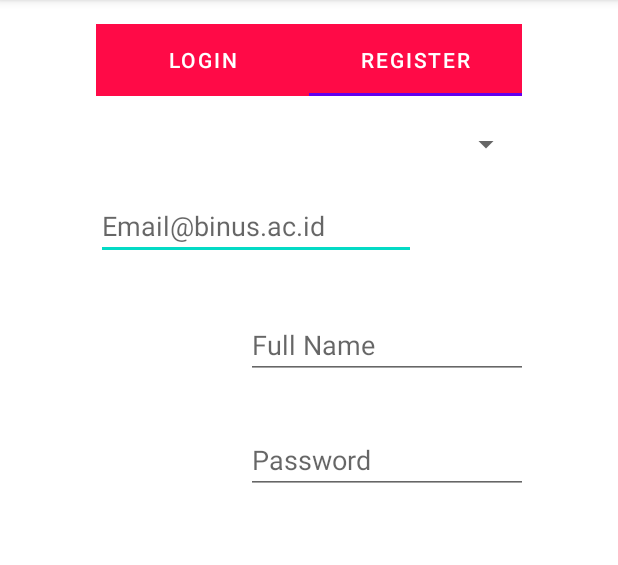
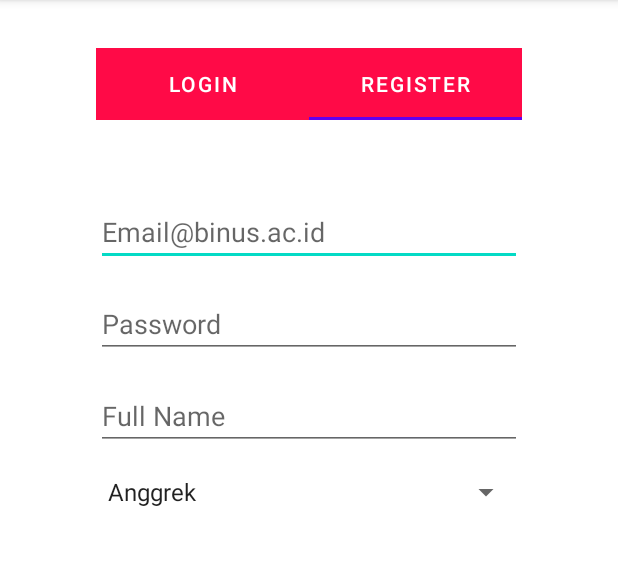
Before and after one commit to adewirya/TPA_MOBILE, an Android app: the screen it shows after launch (MainActivity), tab 2 chosen, on a phone screen of 412 x 824 dp, the part 84-649 px from its top. Run offline under Robolectric (Android 15) with nearby library versions, the phone set to English and light mode, and no system bars; our stand-ins replace Firebase (no records; nobody signed in at launch, a user with empty details on screens opened directly); libraries missing offline, so code that uses them is left out: edu.bluejack21_1.

```diff
--- a/app/src/main/java/edu/bluejack21_1/SunibTinder/RegisterFragment.kt
+++ b/app/src/main/java/edu/bluejack21_1/SunibTinder/RegisterFragment.kt
@@ -5,6 +5,7 @@ import androidx.fragment.app.Fragment
 import android.view.LayoutInflater
 import android.view.View
 import android.view.ViewGroup
+import android.widget.ArrayAdapter
 import android.widget.Spinner
 
 // TODO: Rename parameter arguments, choose names that match
@@ -21,13 +22,13 @@ class RegisterFragment : Fragment() {
     // TODO: Rename and change types of parameters
     private var param1: String? = null
     private var param2: String? = null
+    private lateinit var spinner: Spinner
+//
+
 
     override fun onCreate(savedInstanceState: Bundle?) {
         super.onCreate(savedInstanceState)
-        arguments?.let {
-            param1 = it.getString(ARG_PARAM1)
-            param2 = it.getString(ARG_PARAM2)
-        }
+
     }
 
 
@@ -36,8 +37,18 @@ class RegisterFragment : Fragment() {
         inflater: LayoutInflater, container: ViewGroup?,
         savedInstanceState: Bundle?
     ): View? {
-        // Inflate the layout for this fragment
-        return inflater.inflate(R.layout.fragment_register, container, false)
+        val v = inflater.inflate(R.layout.fragment_register, container, false)
+        spinner = v.findViewById(R.id.locationSpinner)
+        ArrayAdapter.createFromResource(
+            this.requireContext(),
+            R.array.binus_locations,
+            android.R.layout.simple_spinner_item
+        ).also { adapter ->
+            adapter.setDropDownViewResource(android.R.layout.simple_spinner_dropdown_item)
+            spinner.adapter = adapter
+        }
+
+        return v
     }
 
     companion object {
--- a/app/src/main/res/layout/fragment_login.xml
+++ b/app/src/main/res/layout/fragment_login.xml
@@ -17,10 +17,10 @@
             android:id="@+id/editText"
             android:layout_width="0dp"
             android:layout_height="wrap_content"
+            android:layout_marginTop="32dp"
             android:autofillHints="emailAddress"
             android:hint="@string/email_binus_ac_id"
             android:inputType="textEmailAddress"
-            app:layout_constraintBottom_toTopOf="@+id/editTextTextPassword2"
             app:layout_constraintEnd_toEndOf="parent"
             app:layout_constraintStart_toStartOf="parent"
             app:layout_constraintTop_toTopOf="parent"
@@ -30,11 +30,10 @@
             android:id="@+id/editTextTextPassword2"
             android:layout_width="0dp"
             android:layout_height="wrap_content"
-            android:layout_marginBottom="32dp"
+            android:layout_marginTop="16dp"
             android:ems="10"
             android:hint="@string/password"
             android:inputType="textPassword"
-            app:layout_constraintBottom_toTopOf="@+id/button"
             app:layout_constraintEnd_toEndOf="parent"
             app:layout_constraintHorizontal_bias="0.0"
             app:layout_constraintStart_toStartOf="parent"
@@ -45,13 +44,12 @@
             android:layout_width="0dp"
             android:layout_height="wrap_content"
             android:layout_marginStart="8dp"
+            android:layout_marginTop="32dp"
             android:layout_marginEnd="8dp"
-            android:layout_marginBottom="60dp"
             android:backgroundTint="@color/MainColor"
             android:text="@string/login"
             android:textColor="@color/White"
             app:cornerRadius="@android:dimen/app_icon_size"
-            app:layout_constraintBottom_toBottomOf="parent"
             app:layout_constraintEnd_toEndOf="parent"
             app:layout_constraintHorizontal_bias="0.0"
             app:layout_constraintStart_toStartOf="parent"
--- a/app/src/main/res/layout/fragment_register.xml
+++ b/app/src/main/res/layout/fragment_register.xml
@@ -1,14 +1,20 @@
 <?xml version="1.0" encoding="utf-8"?>
-<FrameLayout xmlns:android="http://schemas.android.com/apk/res/android"
+<androidx.constraintlayout.widget.ConstraintLayout xmlns:android="http://schemas.android.com/apk/res/android"
     xmlns:app="http://schemas.android.com/apk/res-auto"
     xmlns:tools="http://schemas.android.com/tools"
     android:layout_width="match_parent"
     android:layout_height="match_parent"
     tools:context=".RegisterFragment">
 
-    <androidx.constraintlayout.widget.ConstraintLayout
-        android:layout_width="match_parent"
-        android:layout_height="wrap_content">
+    <Spinner
+        android:id="@+id/locationSpinner"
+        android:layout_width="0dp"
+        android:layout_height="wrap_content"
+        android:layout_marginTop="16dp"
+        app:layout_constraintEnd_toEndOf="@+id/FullName"
+        app:layout_constraintStart_toStartOf="@+id/FullName"
+        app:layout_constraintTop_toBottomOf="@+id/FullName"
+        tools:ignore="MissingConstraints" />
 
     <EditText
         android:id="@+id/Email"
@@ -19,50 +25,38 @@
         android:ems="10"
         android:hint="@string/email_binus_ac_id"
         android:inputType="textEmailAddress"
-            app:layout_constraintBottom_toBottomOf="parent"
+        app:layout_constraintEnd_toEndOf="parent"
+        app:layout_constraintStart_toStartOf="parent"
         app:layout_constraintTop_toTopOf="parent"
-            app:layout_constraintVertical_bias="0.071"
-            tools:ignore="LabelFor,MissingConstraints"
-            tools:layout_editor_absoluteX="100dp" />
+        tools:ignore="LabelFor,MissingConstraints" />
 
     <EditText
         android:id="@+id/FullName"
         android:layout_width="0dp"
         android:layout_height="wrap_content"
-            android:layout_marginStart="100dp"
-            android:layout_marginTop="100dp"
+        android:layout_marginTop="16dp"
         android:autofillHints="name"
         android:ems="10"
         android:hint="@string/full_name"
         android:inputType="textPersonName"
-            app:layout_constraintBottom_toBottomOf="parent"
+        app:layout_constraintEnd_toEndOf="parent"
         app:layout_constraintStart_toStartOf="parent"
-            app:layout_constraintTop_toTopOf="parent"
-            app:layout_constraintVertical_bias="0.23"
+        app:layout_constraintTop_toBottomOf="@+id/password"
         tools:ignore="MissingConstraints" />
 
     <EditText
         android:id="@+id/password"
         android:layout_width="0dp"
         android:layout_height="wrap_content"
-            android:layout_marginStart="100dp"
-            android:layout_marginTop="200dp"
+        android:layout_marginTop="16dp"
         android:autofillHints="password"
         android:ems="10"
         android:hint="@string/password"
         android:inputType="textPassword"
-            app:layout_constraintBottom_toBottomOf="parent"
+        app:layout_constraintEnd_toEndOf="parent"
         app:layout_constraintStart_toStartOf="parent"
-            app:layout_constraintTop_toTopOf="parent"
-            app:layout_constraintVertical_bias="0.0"
+        app:layout_constraintTop_toBottomOf="@+id/Email"
         tools:ignore="MissingConstraints" />
 
+
 </androidx.constraintlayout.widget.ConstraintLayout>
-
-    <Spinner
-        android:id="@+id/spinner"
-        android:layout_width="match_parent"
-        android:layout_height="wrap_content"
-        tools:ignore="MissingConstraints" />
-
-</FrameLayout>
--- a/app/src/main/res/layout/login_page.xml
+++ b/app/src/main/res/layout/login_page.xml
@@ -23,7 +23,7 @@
         android:layout_width="0dp"
         android:layout_height="wrap_content"
         android:layout_marginStart="64dp"
-        android:layout_marginTop="16dp"
+        android:layout_marginTop="32dp"
         android:layout_marginEnd="64dp"
         android:background="@color/MainColor"
         app:layout_constraintEnd_toEndOf="parent"
```
Lines whose indentation alone changed are shown as unchanged.
